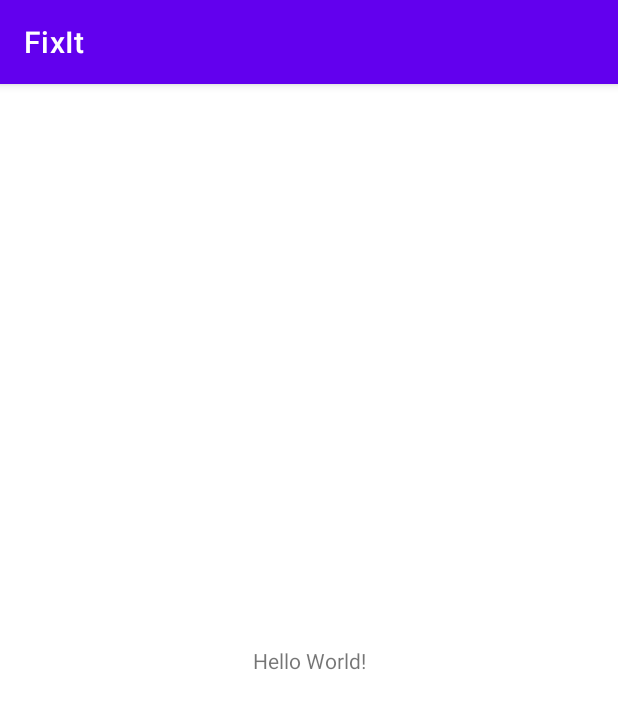
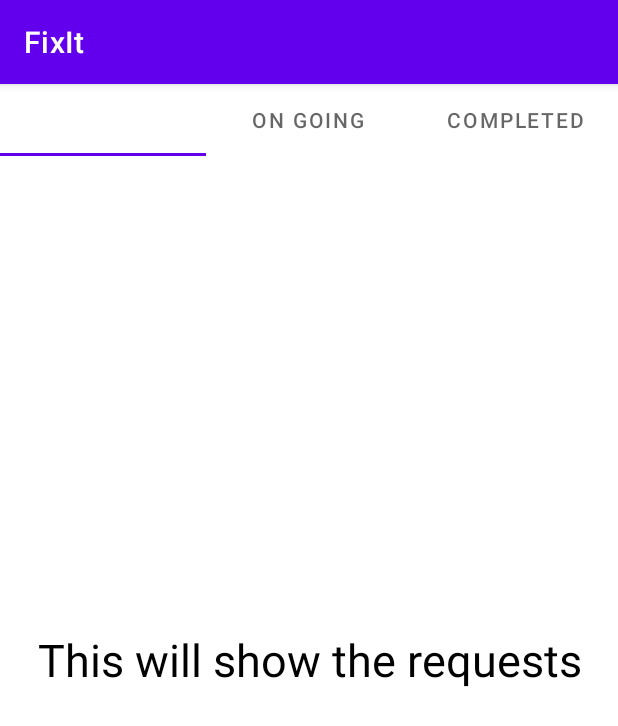
Before and after one commit to IT21261350/FixIt, an Android app: the screen it shows after launch (MainActivity before the commit, worker_orders_page after it), on a phone screen of 412 x 824 dp. Shown: the top 726 px of the screen. Run offline under Robolectric (Android 15) with nearby library versions, the phone set to English and light mode, and no system bars.

Commit message:
Order Page, Requests, Complete and Ongoing View tab and tablayout skeleton done

```diff
--- a/app/build.gradle
+++ b/app/build.gradle
@@ -30,6 +30,11 @@ android {
     kotlinOptions {
         jvmTarget = '1.8'
     }
+
+    buildFeatures{
+        viewBinding true
+    }
+
 }
 
 dependencies {
--- /dev/null
+++ b/app/src/main/java/com/example/fixit/Adapter/orderAdapter.kt
@@ -0,0 +1,40 @@
+package com.example.fixit.Adapter
+
+import android.content.Context
+import androidx.fragment.app.Fragment
+import androidx.fragment.app.FragmentManager
+import androidx.fragment.app.FragmentStatePagerAdapter
+import com.example.fixit.Fragments.Completed
+import com.example.fixit.Fragments.On_going
+import com.example.fixit.Fragments.Requests
+
+
+internal class orderAdapter(var context: Context, fm: FragmentManager, var totalTabs:Int) : FragmentStatePagerAdapter(fm) {
+
+
+    override fun getItem(position: Int): Fragment {
+        return when(position){
+            0 -> {
+                Requests()
+            }
+
+            1 -> {
+                On_going()
+            }
+
+            2 -> {
+                Completed()
+            }
+            else -> getItem(position)
+        }
+    }
+
+
+    override fun getCount(): Int {
+        return totalTabs
+    }
+
+
+
+
+}
--- /dev/null
+++ b/app/src/main/java/com/example/fixit/Fragments/On_going.kt
@@ -0,0 +1,22 @@
+package com.example.fixit.Fragments
+
+import android.os.Bundle
+import androidx.fragment.app.Fragment
+import android.view.LayoutInflater
+import android.view.View
+import android.view.ViewGroup
+import com.example.fixit.R
+
+class On_going : Fragment() {
+
+
+    override fun onCreateView(
+        inflater: LayoutInflater, container: ViewGroup?,
+        savedInstanceState: Bundle?
+    ): View? {
+        // Inflate the layout for this fragment
+        return inflater.inflate(R.layout.fragment_on_going, container, false)
+    }
+
+
+}
--- /dev/null
+++ b/app/src/main/java/com/example/fixit/Fragments/Requests.kt
@@ -0,0 +1,23 @@
+package com.example.fixit.Fragments
+
+import android.os.Bundle
+import androidx.fragment.app.Fragment
+import android.view.LayoutInflater
+import android.view.View
+import android.view.ViewGroup
+import com.example.fixit.R
+
+
+class Requests : Fragment() {
+
+
+    override fun onCreateView(
+        inflater: LayoutInflater, container: ViewGroup?,
+        savedInstanceState: Bundle?
+    ): View? {
+        // Inflate the layout for this fragment
+        return inflater.inflate(R.layout.fragment_requests, container, false)
+    }
+
+
+}
--- /dev/null
+++ b/app/src/main/java/com/example/fixit/worker_orders_page.kt
@@ -0,0 +1,48 @@
+package com.example.fixit
+
+import androidx.appcompat.app.AppCompatActivity
+import android.os.Bundle
+import androidx.viewpager.widget.ViewPager
+import com.example.fixit.Adapter.ViewPagerAdapter
+import com.example.fixit.Adapter.orderAdapter
+import com.google.android.material.tabs.TabLayout
+
+class worker_orders_page : AppCompatActivity() {
+
+
+    private lateinit var tabLayout: TabLayout
+    private lateinit var  viewPager: ViewPager
+
+    override fun onCreate(savedInstanceState: Bundle?) {
+        super.onCreate(savedInstanceState)
+        setContentView(R.layout.activity_worker_orders_page)
+
+        tabLayout = findViewById(R.id.tabLayoutOrders)
+        viewPager = findViewById(R.id.viewPager)
+
+        tabLayout.addTab(tabLayout.newTab().setText("Requests"))
+        tabLayout.addTab(tabLayout.newTab().setText("On Going"))
+        tabLayout.addTab(tabLayout.newTab().setText("Completed"))
+        tabLayout.tabGravity = TabLayout.GRAVITY_FILL
+
+        val adapter = orderAdapter(this,supportFragmentManager,
+        tabLayout.tabCount)
+        viewPager.adapter = adapter
+
+        viewPager.addOnPageChangeListener(TabLayout.TabLayoutOnPageChangeListener(tabLayout))
+        tabLayout.addOnTabSelectedListener(object : TabLayout.OnTabSelectedListener{
+            override fun onTabSelected(tab: TabLayout.Tab?) {
+                viewPager.currentItem = tab!!.position
+            }
+
+            override fun onTabUnselected(tab: TabLayout.Tab?) {
+
+            }
+
+            override fun onTabReselected(tab: TabLayout.Tab?) {
+
+            }
+        })
+
+    }
+}
--- /dev/null
+++ b/app/src/main/res/layout/activity_worker_orders_page.xml
@@ -0,0 +1,33 @@
+<?xml version="1.0" encoding="utf-8"?>
+<androidx.constraintlayout.widget.ConstraintLayout xmlns:android="http://schemas.android.com/apk/res/android"
+    xmlns:app="http://schemas.android.com/apk/res-auto"
+    xmlns:tools="http://schemas.android.com/tools"
+    android:layout_width="match_parent"
+    android:layout_height="match_parent"
+    tools:context=".worker_orders_page">
+
+    <com.google.android.material.tabs.TabLayout
+        android:id="@+id/tabLayoutOrders"
+
+        android:layout_width="match_parent"
+        android:layout_height="wrap_content"
+        app:layout_constraintTop_toTopOf="parent"
+        app:layout_constraintStart_toStartOf="parent"
+        app:layout_constraintEnd_toEndOf="parent"
+        app:tabGravity="fill"
+        app:tabSelectedTextColor="@color/white"/>
+
+    <androidx.viewpager.widget.ViewPager
+        android:id="@+id/viewPager"
+        android:layout_width="match_parent"
+        android:layout_height="0dp"
+        app:layout_constraintTop_toTopOf="@+id/tabLayoutOrders"
+        app:layout_constraintStart_toStartOf="parent"
+        app:layout_constraintEnd_toEndOf="parent"
+        app:layout_constraintBottom_toBottomOf="parent"/>
+
+
+
+
+
+</androidx.constraintlayout.widget.ConstraintLayout>
--- /dev/null
+++ b/app/src/main/res/layout/fragment_requests.xml
@@ -0,0 +1,17 @@
+<?xml version="1.0" encoding="utf-8"?>
+<FrameLayout xmlns:android="http://schemas.android.com/apk/res/android"
+    xmlns:tools="http://schemas.android.com/tools"
+    android:layout_width="match_parent"
+    android:layout_height="match_parent"
+    tools:context=".Fragments.Requests">
+
+    <!-- TODO: Update blank fragment layout -->
+    <TextView
+        android:layout_width="match_parent"
+        android:layout_height="match_parent"
+        android:text="This will show the requests"
+        android:textSize="30sp"
+        android:gravity="center"
+        android:textColor="@color/black"/>
+
+</FrameLayout>
--- a/app/src/main/res/values-night/themes.xml
+++ b/app/src/main/res/values-night/themes.xml
@@ -1,6 +1,6 @@
 <resources xmlns:tools="http://schemas.android.com/tools">
     <!-- Base application theme. -->
-    <style name="Theme.FixIt" parent="Theme.MaterialComponents.DayNight.DarkActionBar">
+    <style name="Theme.FixIt" parent="Theme.MaterialComponents.DayNight.NoActionBar">
         <!-- Primary brand color. -->
         <item name="colorPrimary">@color/purple_200</item>
         <item name="colorPrimaryVariant">@color/purple_700</item>
--- a/app/src/main/res/values/strings.xml
+++ b/app/src/main/res/values/strings.xml
@@ -1,3 +1,5 @@
 <resources>
     <string name="app_name">FixIt</string>
+    <!-- TODO: Remove or change this placeholder text -->
+    <string name="hello_blank_fragment">Hello blank fragment</string>
 </resources>
```
Also changed, not shown: app/src/main/AndroidManifest.xml (+11 -6 lines), app/src/main/java/com/example/fixit/Adapter/ViewPagerAdapter.kt (added, +40 -0 lines), app/src/main/java/com/example/fixit/Fragments/Completed.kt (added, +23 -0 lines), app/src/main/res/layout/fragment_completed.xml (added, +17 -0 lines), app/src/main/res/layout/fragment_on_going.xml (added, +17 -0 lines).
